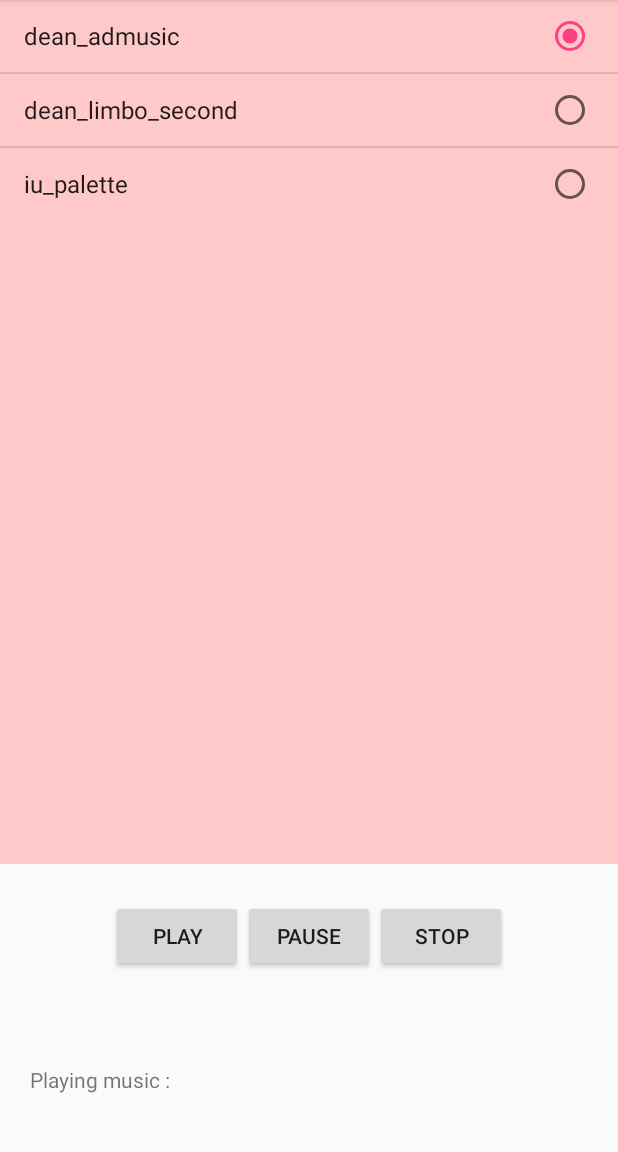
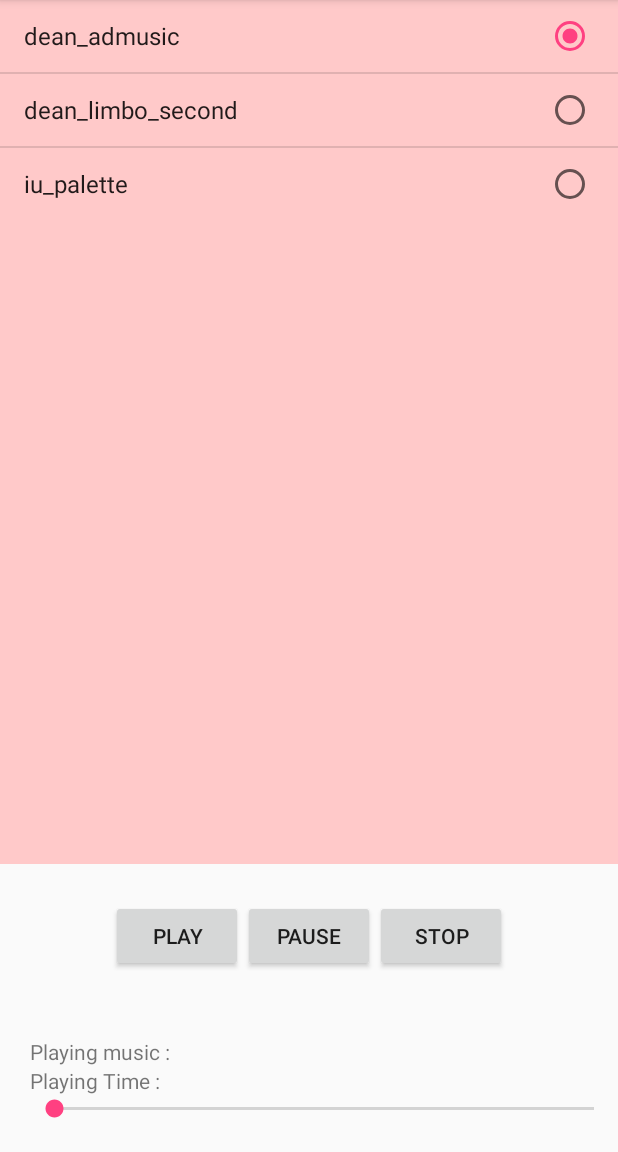
Before and after one commit to kKn00077/AudioList, an Android app: the screen it shows after launch (MainActivity), after a tap on "dean_admusic", on a phone screen of 412 x 824 dp, the part 84-1236 px from its top. Run offline under Robolectric (Android 15) with nearby library versions, the phone set to English and light mode, and no system bars.

Commit message:
#6 make seekbar and event programming

```diff
--- a/AudioList/app/src/main/java/kn0077/kr/hs/emirim/audiolist/MainActivity.java
+++ b/AudioList/app/src/main/java/kn0077/kr/hs/emirim/audiolist/MainActivity.java
@@ -1,6 +1,7 @@
 package kn0077.kr.hs.emirim.audiolist;
 
 import android.media.MediaPlayer;
+import android.os.SystemClock;
 import android.support.v7.app.AppCompatActivity;
 import android.os.Bundle;
 import android.view.View;
@@ -10,20 +11,23 @@ import android.widget.ArrayAdapter;
 import android.widget.Button;
 import android.widget.ListView;
 import android.widget.ProgressBar;
+import android.widget.SeekBar;
 import android.widget.TextView;
 
+import java.text.SimpleDateFormat;
 import java.util.ArrayList;
 
 public class MainActivity extends AppCompatActivity {
     ListView list;
     Button butPlay, butStop,butPause;
-    TextView textMusic;
-    ProgressBar progress;
+    TextView textMusic, textTime;
+    SeekBar progress;
     String[] musics={"dean_admusic","dean_limbo_second","iu_palette"};
     int[] musicResIds={R.raw.dean_admusic,R.raw.dean_limbo_second,R.raw.iu_palette};
     int selectedMusicId;
     MediaPlayer mediaPlayer;
     boolean selectePauseButton;
+    int i;
 
     @Override
     protected void onCreate(Bundle savedInstanceState) {
@@ -34,7 +38,8 @@ public class MainActivity extends AppCompatActivity {
         butStop=(Button)findViewById(R.id.but_stop);
         butPause=(Button)findViewById(R.id.but_pause);
         textMusic=(TextView)findViewById(R.id.text_music);
-        progress=(ProgressBar)findViewById(R.id.progress_music);
+        textTime=(TextView)findViewById(R.id.text_time);
+        progress=(SeekBar)findViewById(R.id.seek_music);
         ArrayAdapter<String> adapter=new ArrayAdapter<String>(this,android.R.layout.simple_list_item_single_choice,musics);
         list.setAdapter(adapter);
         list.setChoiceMode(ListView.CHOICE_MODE_SINGLE);
@@ -49,13 +54,15 @@ public class MainActivity extends AppCompatActivity {
                 selectePauseButton=false;
                 mediaPlayer.stop();
                 selectedMusicId=musicResIds[i];
-                progress.setVisibility(View.INVISIBLE);
+                MainActivity.this.i=i;
             }
         });
 
         butPlay.setOnClickListener(new View.OnClickListener() {
+            SimpleDateFormat timeFormat=new SimpleDateFormat("mm:ss");
             @Override
             public void onClick(View v) {
+                textMusic.setText(musics[i]);
                 if(selectePauseButton) {
                     selectePauseButton=false;
                 }
@@ -63,7 +70,29 @@ public class MainActivity extends AppCompatActivity {
                     mediaPlayer = MediaPlayer.create(MainActivity.this, selectedMusicId);
                 }
                 mediaPlayer.start();
-                progress.setVisibility(View.VISIBLE);
+
+                Thread musicThread=new Thread(){
+                  public void run(){
+                      if(mediaPlayer==null) return;
+
+                      progress.setMax(mediaPlayer.getDuration());
+                      while(mediaPlayer.isPlaying()){
+                          progress.setProgress(mediaPlayer.getCurrentPosition()); // 플레이 중인 음악의 현재 시간 위치
+                          runOnUiThread(new Runnable() {
+                              @Override
+                              public void run() {
+                                  textTime.setText(timeFormat.format(mediaPlayer.getCurrentPosition())); // textview 같은 곳에 값을 넣어주는 것은 단순 쓰레드에서 하기에 어려워 runOnUiThread() 사용해야함
+                              }
+                          });
+
+                          SystemClock.sleep(200); //0.2초 간격으로 bar가 움직임
+
+                      }
+                  }
+                };
+
+                musicThread.start();
+
             }
         });
         butPause.setOnClickListener(new View.OnClickListener() {
@@ -71,8 +100,6 @@ public class MainActivity extends AppCompatActivity {
             public void onClick(View v) {
                 selectePauseButton=true;
                 mediaPlayer.pause();
-                progress.setVisibility(View.INVISIBLE);
-
             }
         });
         butStop.setOnClickListener(new View.OnClickListener() {
@@ -80,7 +107,6 @@ public class MainActivity extends AppCompatActivity {
             public void onClick(View v) {
                 selectePauseButton=false;
                 mediaPlayer.stop();
-                progress.setVisibility(View.INVISIBLE);
             }
         });
     }
--- a/AudioList/app/src/main/res/layout/activity_main.xml
+++ b/AudioList/app/src/main/res/layout/activity_main.xml
@@ -49,7 +49,7 @@
         android:layout_width="match_parent"
         android:layout_height="0dp"
         android:layout_weight="1"
-        android:orientation="horizontal"
+        android:orientation="vertical"
         android:gravity="center_vertical"
         android:layout_marginLeft="20dp"
         >
@@ -60,11 +60,17 @@
             android:layout_height="wrap_content"
             android:text="Playing music : "/>
 
-        <ProgressBar
-            android:id="@+id/progress_music"
+        <TextView
+            android:id="@+id/text_time"
             android:layout_width="wrap_content"
             android:layout_height="wrap_content"
-            android:visibility="invisible" />
+            android:text="Playing Time : "/>
+
+        <SeekBar
+            android:id="@+id/seek_music"
+            android:layout_width="match_parent"
+            android:layout_height="wrap_content"
+            />
 
     </LinearLayout>
 
```
